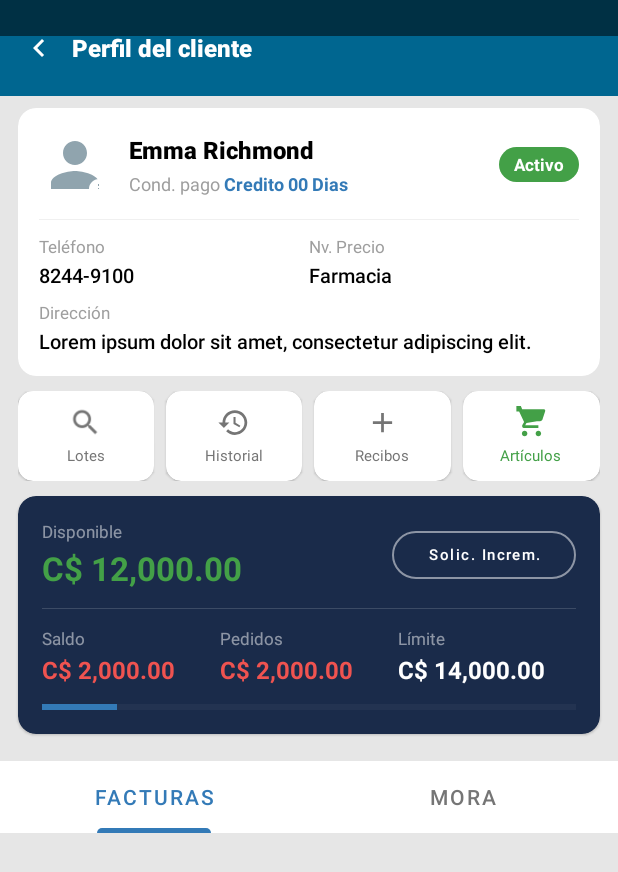
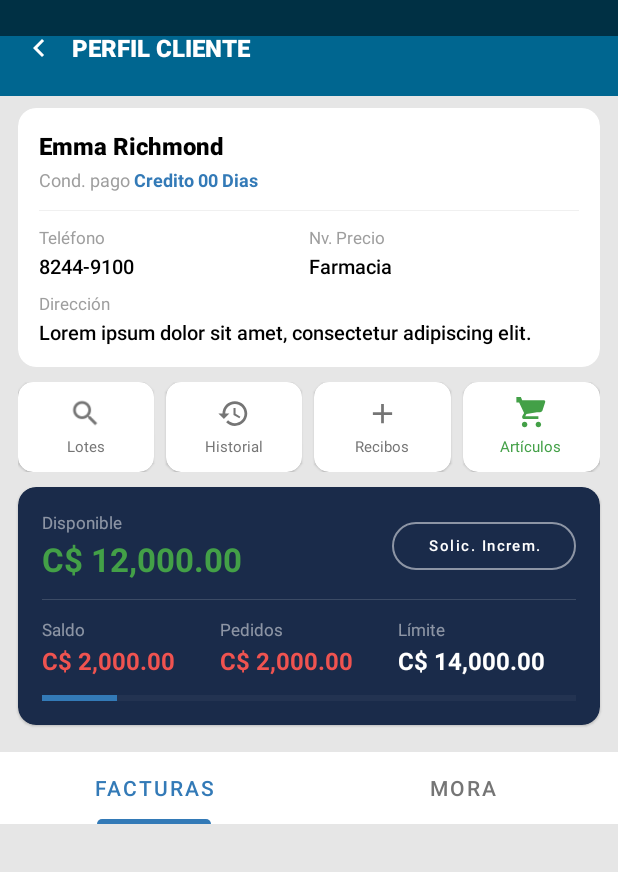
Before and after one commit to GUMADESARROLLO/GMV, an Android app: the ClienteDetailActivity screen opened directly, with no data from a screen before it, on a phone screen of 412 x 824 dp. Shown: the top 872 px of the screen. Run offline under Robolectric (Android 15) with nearby library versions, the phone set to English and light mode, and no system bars.

Commit message:
✅ [ADD] PerfilCliente

```diff
--- a/app/src/main/java/com/unimarksa/gmv/activities/ClienteDetailActivity.kt
+++ b/app/src/main/java/com/unimarksa/gmv/activities/ClienteDetailActivity.kt
@@ -150,12 +150,6 @@ class ClienteDetailActivity : AppCompatActivity() {
             overridePendingTransition(R.anim.slide_in_right, R.anim.slide_out_left)
         }
 
-        val esMoroso = cliente.moroso.equals("S", ignoreCase = true) || cliente.moroso == "1" || cliente.moroso.equals("SI", ignoreCase = true)
-        if (esMoroso) {
-            binding.idBadgeEstado.text = "MOROSO"
-            binding.idBadgeEstado.setBackgroundResource(R.drawable.bg_badge_red)
-            binding.idBadgeEstado.setTextColor(ContextCompat.getColor(this, R.color.white))
-        }
 
         loadPerfilCliente(cliente.codCliente)
     }
--- a/app/src/main/java/com/unimarksa/gmv/adapters/FacturasAdapter.kt
+++ b/app/src/main/java/com/unimarksa/gmv/adapters/FacturasAdapter.kt
@@ -15,6 +15,7 @@ class FacturasAdapter(
 
     class ViewHolder(view: View) : RecyclerView.ViewHolder(view) {
         val tvNumero: TextView = view.findViewById(R.id.tv_factura_numero)
+        val tvFacturado: TextView = view.findViewById(R.id.tv_factura_facturado)
         val tvSaldo: TextView = view.findViewById(R.id.tv_factura_saldo)
         val tvVencimiento: TextView = view.findViewById(R.id.tv_factura_vencimiento)
     }
@@ -28,8 +29,10 @@ class FacturasAdapter(
     override fun onBindViewHolder(holder: ViewHolder, position: Int) {
         val item = items[position]
         holder.tvNumero.text = item.numero
+        val facturado = item.saldoActual.replace(",", "").trim().toDoubleOrNull() ?: 0.0
         val saldo = item.saldo.replace(",", "").trim().toDoubleOrNull() ?: 0.0
-        holder.tvSaldo.text = "C$ ${"%,.2f".format(saldo)}"
+        holder.tvFacturado.text = "C$ ${"%,.2f".format(facturado)}"
+        holder.tvSaldo.text = "Pte: C$ ${"%,.2f".format(saldo)}"
         holder.tvVencimiento.text = "Vence: ${item.vencimiento}"
         holder.itemView.setOnClickListener { onClick(item) }
     }
--- a/app/src/main/res/layout/activity_cliente_detail.xml
+++ b/app/src/main/res/layout/activity_cliente_detail.xml
@@ -38,7 +38,7 @@
                 android:layout_height="wrap_content"
                 android:layout_weight="1"
                 android:fontFamily="sans-serif-medium"
-                android:text="Perfil del cliente"
+                android:text="PERFIL CLIENTE"
                 android:textColor="@color/white"
                 android:textSize="16sp"
                 android:textStyle="bold" />
@@ -70,30 +70,10 @@
                     android:orientation="horizontal"
                     android:layout_marginBottom="12dp">
 
-                    <RelativeLayout
-                        android:layout_width="48dp"
-                        android:layout_height="48dp">
-
-                        <de.hdodenhof.circleimageview.CircleImageView
-                            android:id="@+id/image"
-                            android:layout_width="48dp"
-                            android:layout_height="48dp"
-                            android:src="@drawable/photo_male_2" />
-
-                        <de.hdodenhof.circleimageview.CircleImageView
-                            android:id="@+id/id_btn_verificacion"
-                            android:layout_width="16dp"
-                            android:layout_height="16dp"
-                            android:layout_alignParentEnd="true"
-                            android:layout_alignParentBottom="true"
-                            android:src="@drawable/noverificado" />
-                    </RelativeLayout>
-
-                    <LinearLayout
+                            <LinearLayout
                         android:layout_width="0dp"
                         android:layout_height="wrap_content"
                         android:layout_weight="1"
-                        android:layout_marginStart="12dp"
                         android:orientation="vertical">
 
                         <TextView
@@ -130,19 +110,6 @@
                         </LinearLayout>
                     </LinearLayout>
 
-                    <TextView
-                        android:id="@+id/id_badge_estado"
-                        android:layout_width="wrap_content"
-                        android:layout_height="wrap_content"
-                        android:background="@drawable/bg_badge_green"
-                        android:paddingStart="10dp"
-                        android:paddingEnd="10dp"
-                        android:paddingTop="4dp"
-                        android:paddingBottom="4dp"
-                        android:text="Activo"
-                        android:textColor="@color/white"
-                        android:textSize="11sp"
-                        android:textStyle="bold" />
                 </LinearLayout>
 
                 <View
```
Also changed, not shown: app/src/main/res/layout/item_factura_pendiente.xml (+41 -11 lines).
